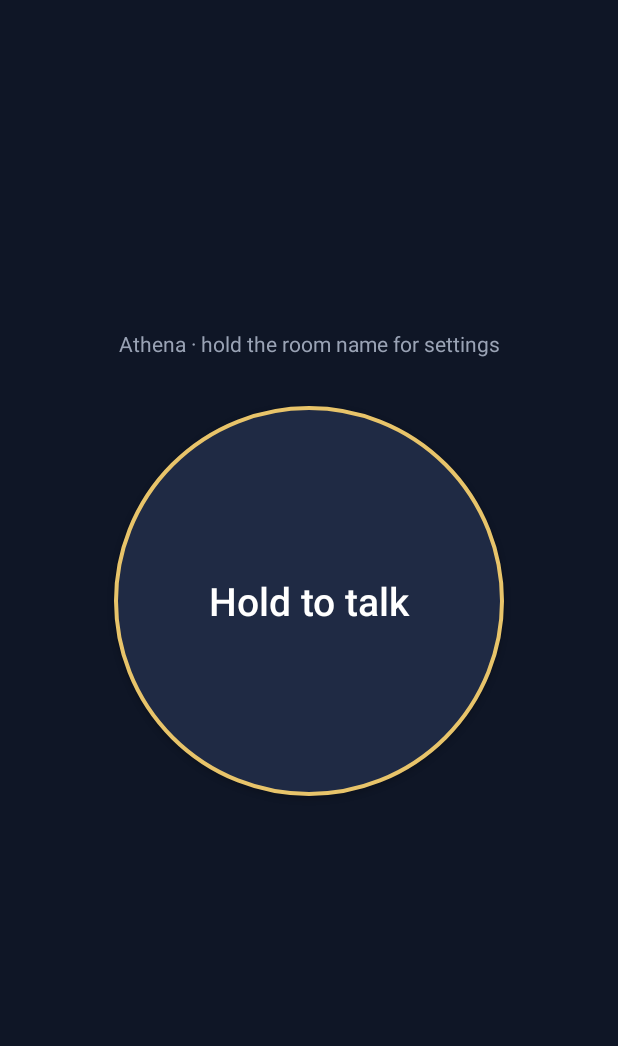
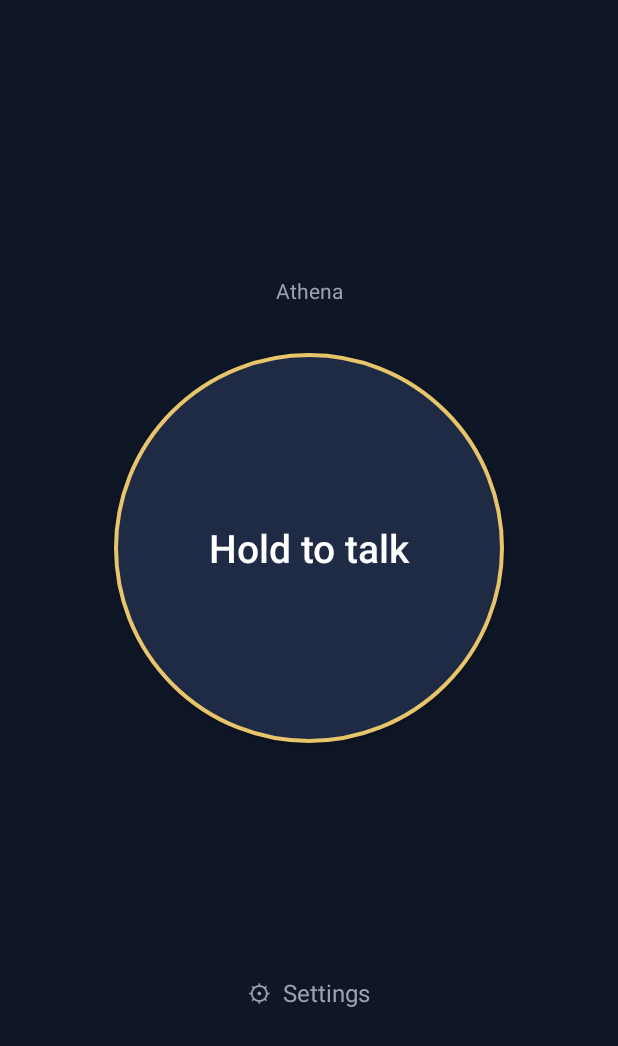
Before and after one commit to Kaylachuuu/hermes-hermai, an Android app: the MainActivity screen opened directly, with no data from a screen before it, on a phone screen of 412 x 824 dp. Shown: the top 1046 px of the screen. Run offline under Robolectric (Android 15) with nearby library versions, the phone set to English and light mode, and no system bars.

Commit message:
Herma app: a visible Settings button on the main screen
Co-Authored-By: Claude Opus 5.5 (1M context) <noreply@anthropic.com>
Claude-Session: https://claude.ai/code/session_01X9Y8ewhZWfCpkpqcYesjY7

```diff
--- a/android/app/build.gradle.kts
+++ b/android/app/build.gradle.kts
@@ -11,8 +11,8 @@ android {
         applicationId = "dev.hermai.herma"
         minSdk = 26
         targetSdk = 33 // the Galaxy Tab Active3 stops at Android 13
-        versionCode = 1
-        versionName = "0.1.0"
+        versionCode = 2
+        versionName = "0.1.1"
     }
 
     signingConfigs {
--- a/android/app/src/main/java/dev/hermai/herma/MainActivity.kt
+++ b/android/app/src/main/java/dev/hermai/herma/MainActivity.kt
@@ -86,7 +86,7 @@ class MainActivity : Activity() {
             setOnLongClickListener { startActivity(Intent(this@MainActivity, SetupActivity::class.java)); true }
         }
         val hint = TextView(this).apply {
-            text = "Athena · hold the room name for settings"
+            text = "Athena"
             textSize = 14f
             setTextColor(0xFF9AA3B5.toInt())
             gravity = Gravity.CENTER
@@ -107,6 +107,15 @@ class MainActivity : Activity() {
         heardView = TextView(this).apply { textSize = 18f; setTextColor(0xFF9AA3B5.toInt()); gravity = Gravity.CENTER }
         replyView = TextView(this).apply { textSize = 24f; setTextColor(Color.WHITE); gravity = Gravity.CENTER }
 
+        val settings = TextView(this).apply {
+            text = "⚙  Settings"
+            textSize = 16f
+            setTextColor(0xFF9AA3B5.toInt())
+            gravity = Gravity.CENTER
+            setPadding(dp(16), dp(12), dp(16), dp(12))
+            setOnClickListener { startActivity(Intent(this@MainActivity, SetupActivity::class.java)) }
+        }
+
         val size = dp(260)
         val column = LinearLayout(this).apply {
             orientation = LinearLayout.VERTICAL
@@ -119,6 +128,7 @@ class MainActivity : Activity() {
             addView(statusView)
             addView(heardView, LinearLayout.LayoutParams(-1, -2).apply { topMargin = dp(16) })
             addView(replyView, LinearLayout.LayoutParams(-1, -2).apply { topMargin = dp(8) })
+            addView(settings, LinearLayout.LayoutParams(-2, -2).apply { topMargin = dp(24) })
         }
         setContentView(column)
         show(State.READY)
```
Also changed, not shown: 1 other file.
